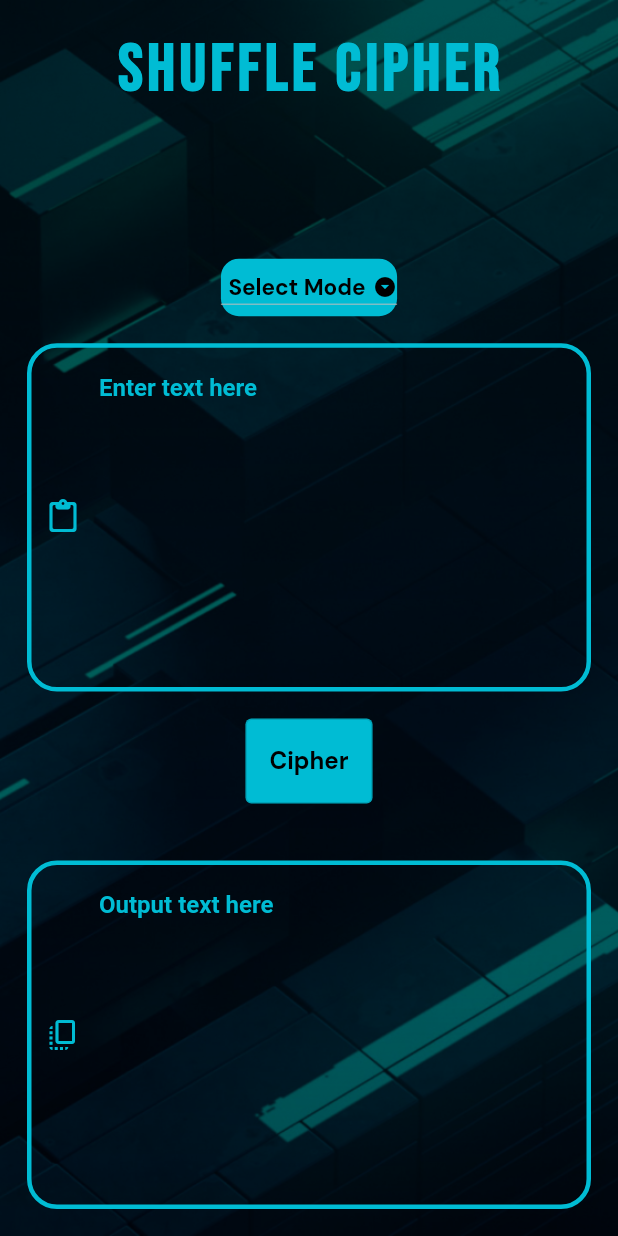
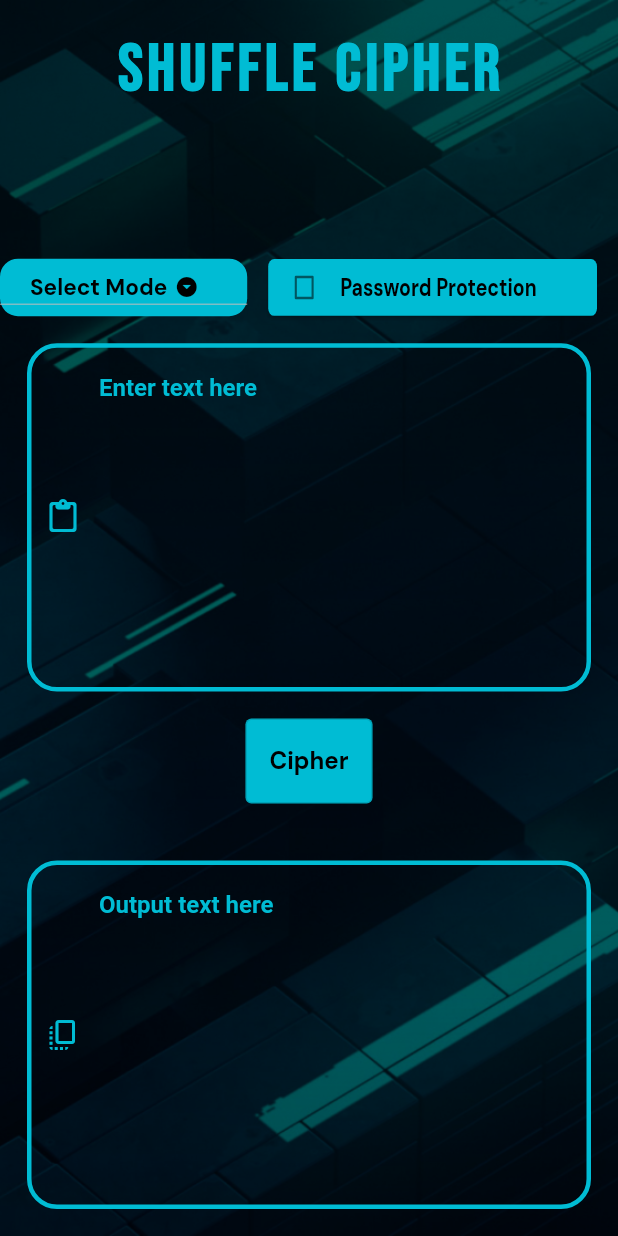
Before and after one commit to nikhil-RGB/Flutter-Cipher, a Flutter app: the screen it shows after launch, on a phone screen of 412 x 824 dp. Run offline on Flutter 3.47's test engine with Material 2 defaults, Android fonts, the phone set to English and light mode, and no system bars; our stand-ins replace google_fonts; Roboto replaces fonts that are missing (Aldrich).

Commit message:
✨ Add Password Protection Option in UI.

```diff
--- a/lib/screens/home.dart
+++ b/lib/screens/home.dart
@@ -1,3 +1,4 @@
+//import 'dart:html';
 import 'dart:ui';
 import 'dart:math';
 import 'package:google_fonts/google_fonts.dart';
@@ -7,6 +8,7 @@ import 'package:flutter/services.dart';
 class home extends StatefulWidget {
   static const modes = ["Cipher", "Decipher"];
   String _currentMode = "Cipher";
+  bool _psswd_enabled = false;
   bool _sudo = false;
   home({Key? key}) : super(key: key);
 
@@ -65,6 +67,10 @@ class _homeState extends State<home> {
               ),
               Expanded(
                 flex: 2,
+                child: Row(
+                  children: [
+                    Expanded(
+                      flex: 2,
                       child: Container(
                         decoration: const BoxDecoration(
                           color: Colors.cyan,
@@ -75,7 +81,7 @@ class _homeState extends State<home> {
                             hint: const Padding(
                               padding: EdgeInsets.only(
                                 right: 5.0,
-                          left: 5.0,
+                                left: 20.0,
                               ),
                               child: Text(
                                 "Select Mode",
@@ -104,8 +110,59 @@ class _homeState extends State<home> {
                               setState(() {
                                 widget._currentMode = newValue!;
                                 _modeSwitch();
+                                if (widget._currentMode == "Decipher") {
+                                  widget._psswd_enabled = false;
+                                }
                               });
                             }),
+                      ),
+                    ),
+                    Expanded(
+                      flex: 3,
+                      child: Padding(
+                        padding: const EdgeInsets.only(right: 10.0, left: 10.0),
+                        child: Transform.scale(
+                          scaleY: 1.25,
+                          child: Card(
+                            color: (widget._currentMode == "Decipher")
+                                ? Colors.grey
+                                : Colors.cyan,
+                            child: InkWell(
+                              onTap: () {
+                                setState(() {
+                                  if (widget._currentMode == "Decipher") {
+                                    return;
+                                  }
+                                  widget._psswd_enabled =
+                                      !widget._psswd_enabled;
+                                });
+                              },
+                              splashColor: (widget._currentMode == "Decipher")
+                                  ? Colors.transparent
+                                  : Colors.blueAccent,
+                              child: Row(
+                                children: [
+                                  Transform.scale(
+                                    scale: 0.7,
+                                    child: Checkbox(
+                                        value: widget._psswd_enabled,
+                                        onChanged: (changed) {}),
+                                  ),
+                                  Text(
+                                    "Password Protection",
+                                    style: GoogleFonts.dmSans(
+                                        color: Colors.black, //<-- SEE HERE
+                                        fontSize: 13,
+                                        fontWeight: FontWeight.bold),
+                                  ),
+                                ],
+                              ),
+                            ),
+                          ),
+                        ),
+                      ),
+                    ),
+                  ],
                 ),
               ),
               Expanded(
```
Lines whose indentation alone changed are shown as unchanged.
